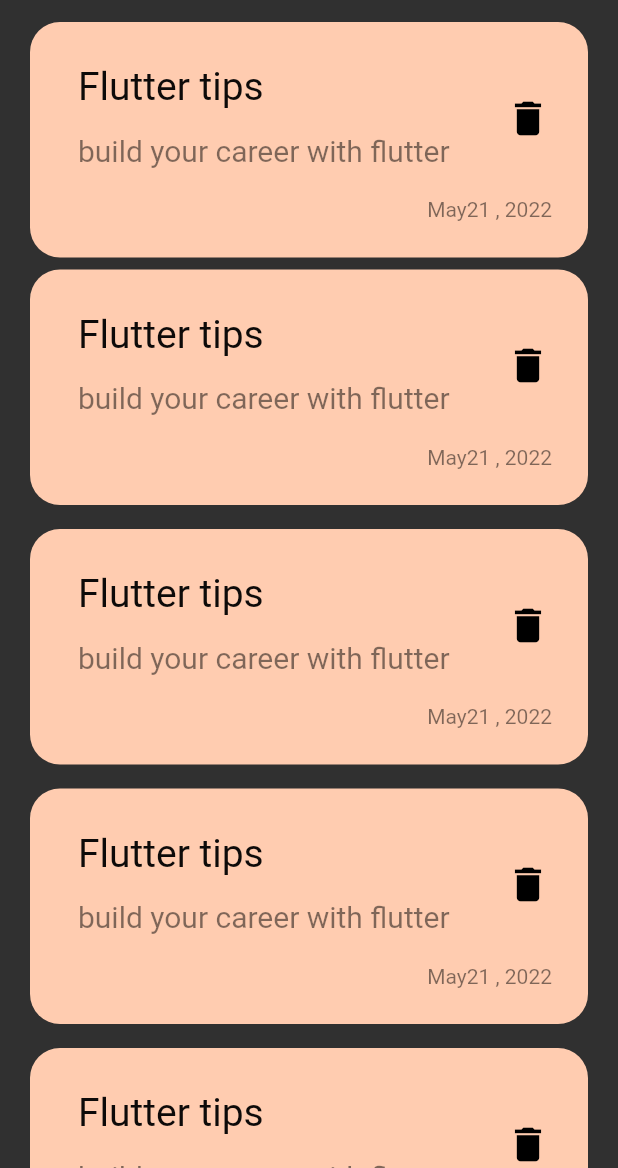
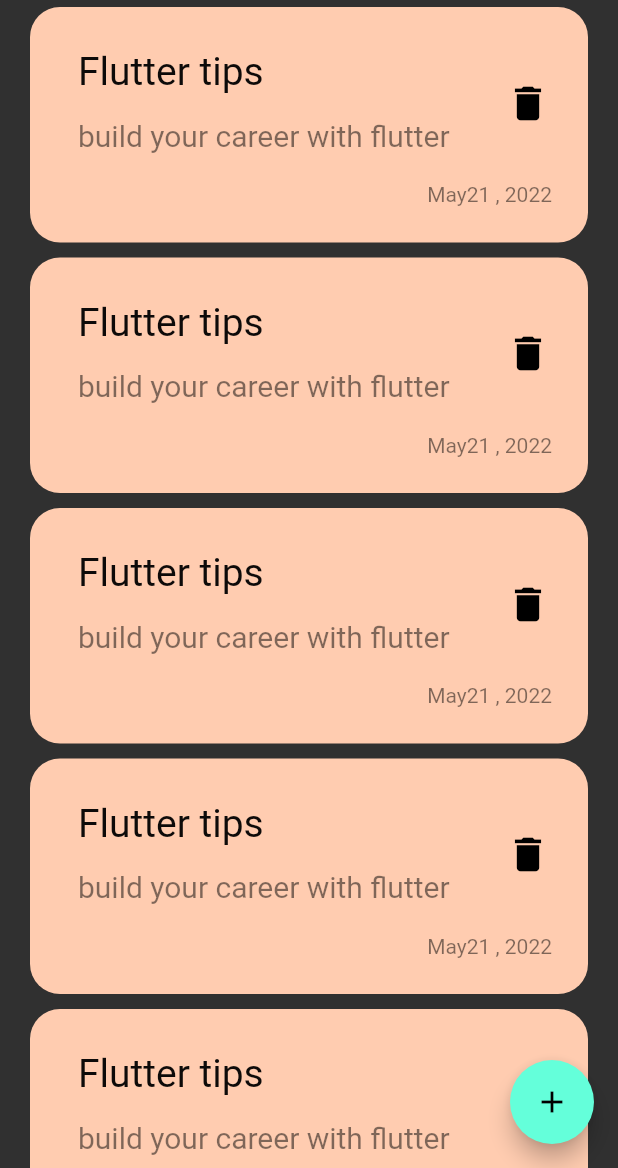
Before and after one commit to NadeenRR/note-app, a Flutter app: the screen it shows after launch, on a phone screen of 412 x 824 dp, the part 68-1236 px from its top. Run offline on Flutter 3.47's test engine with Material 2 defaults, Android fonts, the phone set to English and light mode, and no system bars; Roboto replaces fonts that are missing (assets/fonts/Poppins-Regular.ttf).

Commit message:
create Floating Action Button

```diff
--- a/lib/views/note_app.dart
+++ b/lib/views/note_app.dart
@@ -8,7 +8,10 @@ class NotesView extends StatelessWidget {
   @override
   Widget build(BuildContext context) {
     return Scaffold(
-      body: NoteAppBody(),
+      floatingActionButton: FloatingActionButton(onPressed: () {},
+      child: const Icon(Icons.add),
+      ),
+      body: const NoteAppBody(),
     );
   }
 }
--- a/lib/widget/custome_notelistview.dart
+++ b/lib/widget/custome_notelistview.dart
@@ -9,7 +9,7 @@ class NoteListView extends StatelessWidget {
   Widget build(BuildContext context) {
     return ListView.builder(itemBuilder: (context, index) {
       return const Padding(
-        padding: EdgeInsets.symmetric(vertical: 8),
+        padding: EdgeInsets.symmetric(vertical: 5),
         child: NoteItem(),
       );
     });
--- a/lib/widget/note_app_body.dart
+++ b/lib/widget/note_app_body.dart
@@ -14,10 +14,9 @@ class NoteAppBody extends StatelessWidget {
       child: Column(
         children: const [
           CustomeAppBar(),
-          SizedBox(
-            height: 15,
-          ),
-          NoteItem(),
+          // SizedBox(
+          //   height: 50,
+          // ),
           Expanded(child: NoteListView()),
         ],
       ),
```
